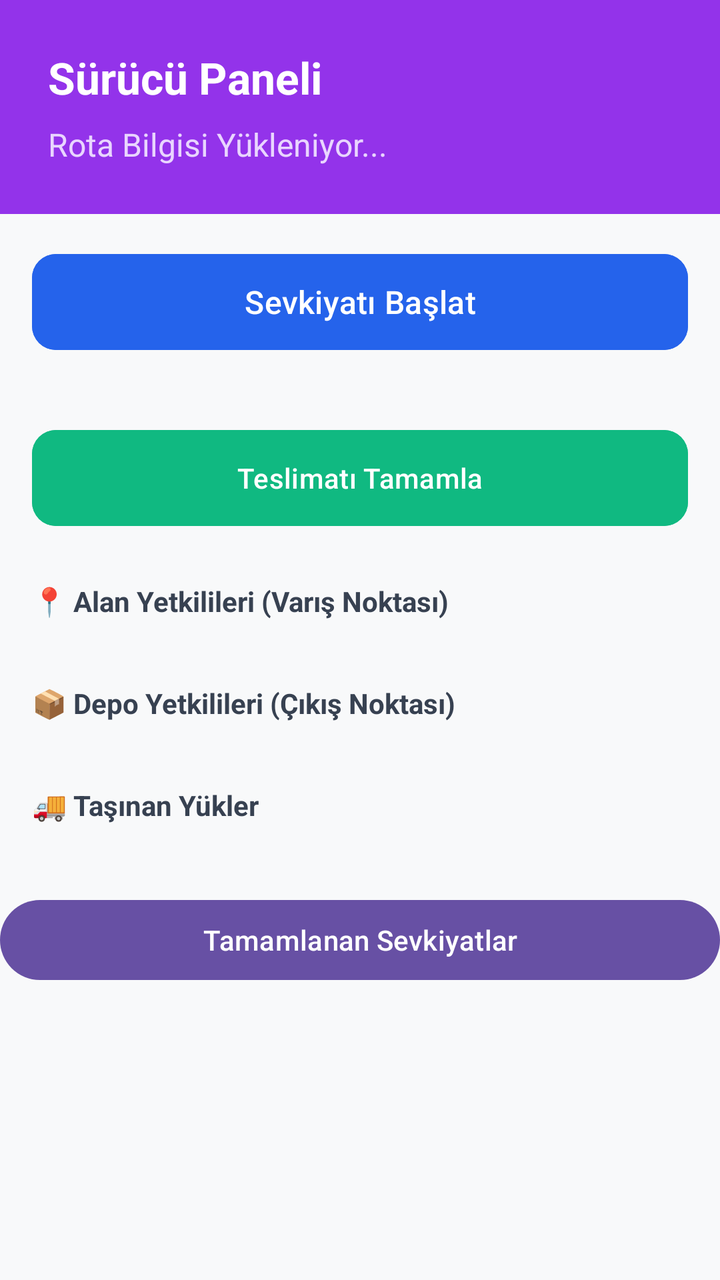
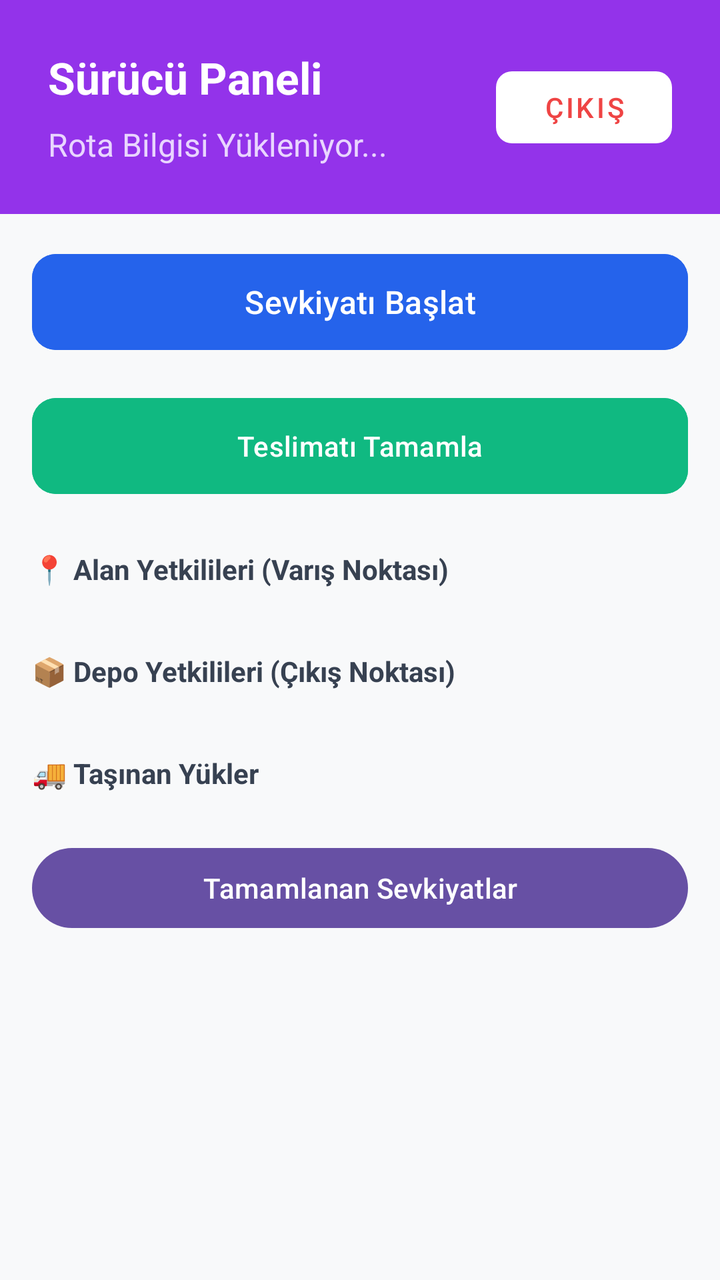

Compare the two renders of this Android layout. The source of the first and the diff that turns it into the second are given below.
<!-- AndroidManifest.xml: application theme Theme.MyApplication -->
<!-- res/layout/activity_surucu.xml -->
<?xml version="1.0" encoding="utf-8"?>
<ScrollView xmlns:android="http://schemas.android.com/apk/res/android"
    xmlns:app="http://schemas.android.com/apk/res-auto"
    android:layout_width="match_parent"
    android:layout_height="match_parent"
    android:background="#F8F9FA">

    <LinearLayout
        android:layout_width="match_parent"
        android:layout_height="wrap_content"
        android:orientation="vertical">

        
        <LinearLayout
            android:layout_width="match_parent"
            android:layout_height="wrap_content"
            android:background="#9333EA"
            android:orientation="vertical"
            android:padding="24dp">

            <TextView
                android:layout_width="wrap_content"
                android:layout_height="wrap_content"
                android:text="Sürücü Paneli"
                android:textColor="#FFFFFF"
                android:textSize="22sp"
                android:textStyle="bold" />

            <TextView
                android:id="@+id/txtRotaKod"
                android:layout_width="wrap_content"
                android:layout_height="wrap_content"
                android:layout_marginTop="8dp"
                android:text="Rota Bilgisi Yükleniyor..."
                android:textColor="#E9D5FF"
                android:textSize="16sp" />
        </LinearLayout>

        
        <Button
            android:id="@+id/btnSevkiyataBasla"
            android:layout_width="match_parent"
            android:layout_height="56dp"
            android:layout_margin="16dp"
            android:backgroundTint="#2563EB"
            android:text="Sevkiyatı Başlat"
            android:textAllCaps="false"
            android:textColor="#FFFFFF"
            android:textSize="16sp"
            app:cornerRadius="12dp" />
        <Button
            android:id="@+id/btnTamamla"
            android:layout_width="match_parent"
            android:layout_height="56dp"
            android:layout_margin="16dp"
            android:backgroundTint="#10B981"
            android:text="Teslimatı Tamamla"
            android:textColor="#FFFFFF"
            app:cornerRadius="12dp" />

        
        <TextView
            android:layout_width="wrap_content"
            android:layout_height="wrap_content"
            android:layout_marginStart="16dp"
            android:layout_marginTop="8dp"
            android:text="📍 Alan Yetkilileri (Varış Noktası)"
            android:textColor="#374151"
            android:textStyle="bold" />

        <androidx.recyclerview.widget.RecyclerView
            android:id="@+id/rvAlanYetkilileri"
            android:layout_width="match_parent"
            android:layout_height="wrap_content"
            android:paddingHorizontal="8dp"
            android:paddingVertical="8dp" />

        
        <TextView
            android:layout_width="wrap_content"
            android:layout_height="wrap_content"
            android:layout_marginStart="16dp"
            android:layout_marginTop="16dp"
            android:text="📦 Depo Yetkilileri (Çıkış Noktası)"
            android:textColor="#374151"
            android:textStyle="bold" />

        <androidx.recyclerview.widget.RecyclerView
            android:id="@+id/rvDepoYetkilileri"
            android:layout_width="match_parent"
            android:layout_height="wrap_content"
            android:paddingHorizontal="8dp"
            android:paddingVertical="8dp" />

        
        <TextView
            android:layout_width="wrap_content"
            android:layout_height="wrap_content"
            android:layout_marginStart="16dp"
            android:layout_marginTop="16dp"
            android:text="🚚 Taşınan Yükler"
            android:textColor="#374151"
            android:textStyle="bold" />

        <androidx.recyclerview.widget.RecyclerView
            android:id="@+id/rvYukler"
            android:layout_width="match_parent"
            android:layout_height="wrap_content"
            android:layout_marginTop="8dp"
            android:paddingBottom="16dp" />

        <Button
            android:id="@+id/btnTamamlananGor"
            android:layout_width="match_parent"
            android:layout_height="wrap_content"
            android:text="Tamamlanan Sevkiyatlar"
            android:layout_marginTop="10dp"/>

    </LinearLayout>
</ScrollView>
<!-- resources referenced by this layout -->
<resources>
  <style name="Theme.MyApplication" parent="Base.Theme.MyApplication" />
  <style name="Base.Theme.MyApplication" parent="Theme.Material3.DayNight.NoActionBar">
          
          
      </style>
</resources>

<!-- the commit's change to res/layout/activity_surucu.xml (unified diff, before → after) -->
@@ -10,33 +10,53 @@
         android:layout_height="wrap_content"
         android:orientation="vertical">
 
-        
-        <LinearLayout
+        <androidx.constraintlayout.widget.ConstraintLayout
             android:layout_width="match_parent"
             android:layout_height="wrap_content"
             android:background="#9333EA"
-            android:orientation="vertical"
             android:padding="24dp">
 
             <TextView
-                android:layout_width="wrap_content"
+                android:id="@+id/txtPanelTitle"
+                android:layout_width="0dp"
                 android:layout_height="wrap_content"
+                android:layout_marginEnd="16dp"
                 android:text="Sürücü Paneli"
                 android:textColor="#FFFFFF"
                 android:textSize="22sp"
-                android:textStyle="bold" />
+                android:textStyle="bold"
+                app:layout_constraintStart_toStartOf="parent"
+                app:layout_constraintTop_toTopOf="parent"
+                app:layout_constraintEnd_toStartOf="@id/btn_logout" />
 
             <TextView
                 android:id="@+id/txtRotaKod"
-                android:layout_width="wrap_content"
+                android:layout_width="0dp"
                 android:layout_height="wrap_content"
                 android:layout_marginTop="8dp"
                 android:text="Rota Bilgisi Yükleniyor..."
                 android:textColor="#E9D5FF"
-                android:textSize="16sp" />
-        </LinearLayout>
+                android:textSize="16sp"
+                app:layout_constraintStart_toStartOf="parent"
+                app:layout_constraintTop_toBottomOf="@id/txtPanelTitle"
+                app:layout_constraintEnd_toStartOf="@id/btn_logout"
+                android:layout_marginEnd="16dp" />
 
-        
+            <com.google.android.material.button.MaterialButton
+                android:id="@+id/btn_logout"
+                style="@style/Widget.MaterialComponents.Button.TextButton"
+                android:layout_width="wrap_content"
+                android:layout_height="wrap_content"
+                android:text="Çıkış"
+                android:textColor="#EF4444"
+                app:backgroundTint="#FFFFFF"
+                app:cornerRadius="8dp"
+                app:layout_constraintEnd_toEndOf="parent"
+                app:layout_constraintTop_toTopOf="parent"
+                app:layout_constraintBottom_toBottomOf="parent" />
+
+        </androidx.constraintlayout.widget.ConstraintLayout>
+
         <Button
             android:id="@+id/btnSevkiyataBasla"
             android:layout_width="match_parent"
@@ -48,17 +68,18 @@
             android:textColor="#FFFFFF"
             android:textSize="16sp"
             app:cornerRadius="12dp" />
+
         <Button
             android:id="@+id/btnTamamla"
             android:layout_width="match_parent"
             android:layout_height="56dp"
-            android:layout_margin="16dp"
+            android:layout_marginHorizontal="16dp"
+            android:layout_marginBottom="16dp"
             android:backgroundTint="#10B981"
             android:text="Teslimatı Tamamla"
             android:textColor="#FFFFFF"
             app:cornerRadius="12dp" />
 
-        
         <TextView
             android:layout_width="wrap_content"
             android:layout_height="wrap_content"
@@ -75,7 +96,6 @@
             android:paddingHorizontal="8dp"
             android:paddingVertical="8dp" />
 
-        
         <TextView
             android:layout_width="wrap_content"
             android:layout_height="wrap_content"
@@ -92,7 +112,6 @@
             android:paddingHorizontal="8dp"
             android:paddingVertical="8dp" />
 
-        
         <TextView
             android:layout_width="wrap_content"
             android:layout_height="wrap_content"
@@ -113,8 +132,9 @@
             android:id="@+id/btnTamamlananGor"
             android:layout_width="match_parent"
             android:layout_height="wrap_content"
-            android:text="Tamamlanan Sevkiyatlar"
-            android:layout_marginTop="10dp"/>
+            android:layout_marginHorizontal="16dp"
+            android:layout_marginBottom="16dp"
+            android:text="Tamamlanan Sevkiyatlar" />
 
     </LinearLayout>
 </ScrollView>
